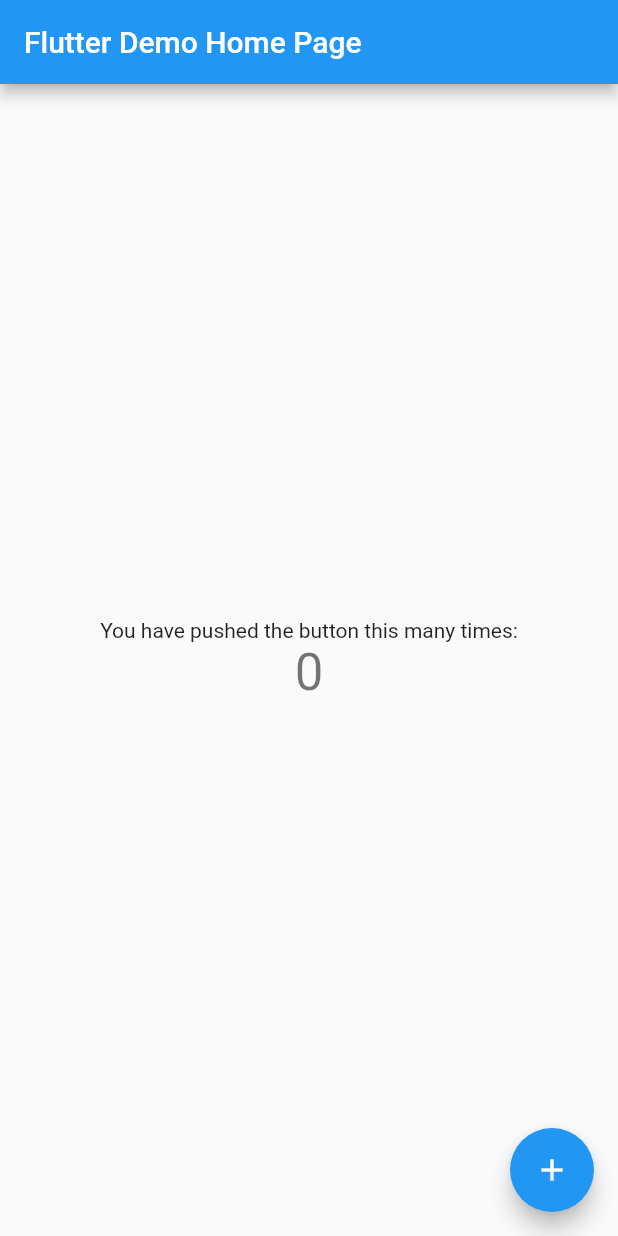
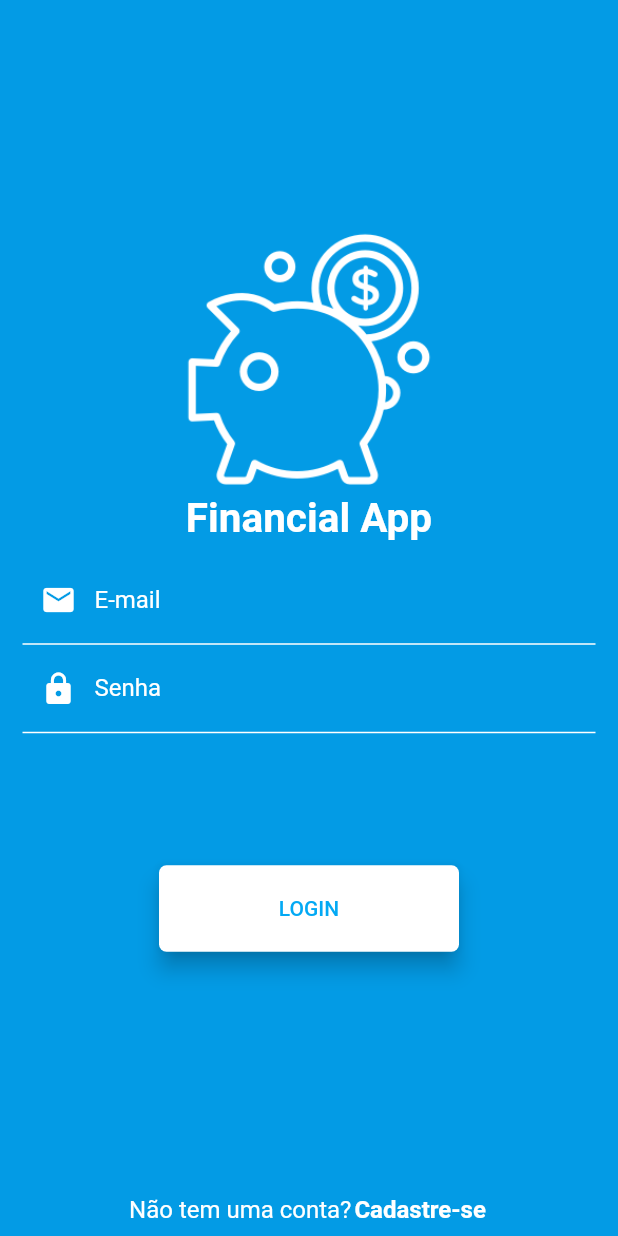
Before and after one commit to felipegabriel1942/personal-expenses-app-flutter, a Flutter app: the screen it shows after launch, on a phone screen of 412 x 824 dp. Run offline on Flutter 3.47's test engine with Material 2 defaults, Android fonts, the phone set to English and light mode, and no system bars.

Commit message:
Finishing layout of login screen

```diff
--- a/lib/main.dart
+++ b/lib/main.dart
@@ -1,117 +1,20 @@
 import 'package:flutter/material.dart';
+import 'package:personal_expenses_app/views/login/login_screen.dart';
 
 void main() {
   runApp(MyApp());
 }
 
 class MyApp extends StatelessWidget {
-  // This widget is the root of your application.
   @override
   Widget build(BuildContext context) {
     return MaterialApp(
       title: 'Flutter Demo',
       theme: ThemeData(
-        // This is the theme of your application.
-        //
-        // Try running your application with "flutter run". You'll see the
-        // application has a blue toolbar. Then, without quitting the app, try
-        // changing the primarySwatch below to Colors.green and then invoke
-        // "hot reload" (press "r" in the console where you ran "flutter run",
-        // or simply save your changes to "hot reload" in a Flutter IDE).
-        // Notice that the counter didn't reset back to zero; the application
-        // is not restarted.
         primarySwatch: Colors.blue,
-        // This makes the visual density adapt to the platform that you run
-        // the app on. For desktop platforms, the controls will be smaller and
-        // closer together (more dense) than on mobile platforms.
         visualDensity: VisualDensity.adaptivePlatformDensity,
       ),
-      home: MyHomePage(title: 'Flutter Demo Home Page'),
+      home: LoginScreen(),
     );
   }
 }
-
-class MyHomePage extends StatefulWidget {
-  MyHomePage({Key key, this.title}) : super(key: key);
-
-  // This widget is the home page of your application. It is stateful, meaning
-  // that it has a State object (defined below) that contains fields that affect
-  // how it looks.
-
-  // This class is the configuration for the state. It holds the values (in this
-  // case the title) provided by the parent (in this case the App widget) and
-  // used by the build method of the State. Fields in a Widget subclass are
-  // always marked "final".
-
-  final String title;
-
-  @override
-  _MyHomePageState createState() => _MyHomePageState();
-}
-
-class _MyHomePageState extends State<MyHomePage> {
-  int _counter = 0;
-
-  void _incrementCounter() {
-    setState(() {
-      // This call to setState tells the Flutter framework that something has
-      // changed in this State, which causes it to rerun the build method below
-      // so that the display can reflect the updated values. If we changed
-      // _counter without calling setState(), then the build method would not be
-      // called again, and so nothing would appear to happen.
-      _counter++;
-    });
-  }
-
-  @override
-  Widget build(BuildContext context) {
-    // This method is rerun every time setState is called, for instance as done
-    // by the _incrementCounter method above.
-    //
-    // The Flutter framework has been optimized to make rerunning build methods
-    // fast, so that you can just rebuild anything that needs updating rather
-    // than having to individually change instances of widgets.
-    return Scaffold(
-      appBar: AppBar(
-        // Here we take the value from the MyHomePage object that was created by
-        // the App.build method, and use it to set our appbar title.
-        title: Text(widget.title),
-      ),
-      body: Center(
-        // Center is a layout widget. It takes a single child and positions it
-        // in the middle of the parent.
-        child: Column(
-          // Column is also a layout widget. It takes a list of children and
-          // arranges them vertically. By default, it sizes itself to fit its
-          // children horizontally, and tries to be as tall as its parent.
-          //
-          // Invoke "debug painting" (press "p" in the console, choose the
-          // "Toggle Debug Paint" action from the Flutter Inspector in Android
-          // Studio, or the "Toggle Debug Paint" command in Visual Studio Code)
-          // to see the wireframe for each widget.
-          //
-          // Column has various properties to control how it sizes itself and
-          // how it positions its children. Here we use mainAxisAlignment to
-          // center the children vertically; the main axis here is the vertical
-          // axis because Columns are vertical (the cross axis would be
-          // horizontal).
-          mainAxisAlignment: MainAxisAlignment.center,
-          children: <Widget>[
-            Text(
-              'You have pushed the button this many times:',
-            ),
-            Text(
-              '$_counter',
-              style: Theme.of(context).textTheme.headline4,
-            ),
-          ],
-        ),
-      ),
-      floatingActionButton: FloatingActionButton(
-        onPressed: _incrementCounter,
-        tooltip: 'Increment',
-        child: Icon(Icons.add),
-      ), // This trailing comma makes auto-formatting nicer for build methods.
-    );
-  }
-}
--- /dev/null
+++ b/lib/views/login/login_screen.dart
@@ -0,0 +1,168 @@
+import 'package:flutter/material.dart';
+
+class LoginScreen extends StatefulWidget {
+  @override
+  _LoginScreenState createState() => _LoginScreenState();
+}
+
+class _LoginScreenState extends State<LoginScreen> {
+  @override
+  Widget build(BuildContext context) {
+    final _availableHeight =
+        MediaQuery.of(context).size.height - MediaQuery.of(context).padding.top;
+
+    bool _isLanscape =
+        MediaQuery.of(context).orientation == Orientation.landscape;
+
+    return Scaffold(
+      backgroundColor: Colors.lightBlue[600],
+      body: SingleChildScrollView(
+        child: Container(
+          padding: const EdgeInsets.symmetric(horizontal: 15.0),
+          child: Column(
+            mainAxisAlignment: MainAxisAlignment.center,
+            children: [
+              Container(
+                width: 180,
+                height: _availableHeight * (_isLanscape ? 0.35 : 0.40),
+                decoration: const BoxDecoration(
+                  image: DecorationImage(
+                    alignment: Alignment.bottomCenter,
+                    image: const AssetImage(
+                      'assets/images/logo.png',
+                    ),
+                  ),
+                ),
+              ),
+              Container(
+                height: _availableHeight * (_isLanscape ? 0.1 : 0.05),
+                child: Text(
+                  'Financial App',
+                  style: TextStyle(
+                    color: Colors.white,
+                    fontSize: 27,
+                    fontWeight: FontWeight.bold,
+                  ),
+                ),
+              ),
+              Container(
+                height: _availableHeight * (_isLanscape ? 0.38 : 0.25),
+                child: Column(
+                  children: [
+                    TextFormField(
+                      style: TextStyle(color: Colors.white),
+                      decoration: InputDecoration(
+                        prefixIcon: Icon(
+                          Icons.email,
+                          color: Colors.white,
+                        ),
+                        labelText: 'E-mail',
+                        labelStyle: TextStyle(
+                          color: Colors.white,
+                        ),
+                        enabledBorder: UnderlineInputBorder(
+                          borderSide: BorderSide(
+                            color: Colors.white,
+                          ),
+                        ),
+                        focusedBorder: UnderlineInputBorder(
+                          borderSide: BorderSide(
+                            color: Colors.white,
+                          ),
+                        ),
+                        border: UnderlineInputBorder(
+                          borderSide: BorderSide(
+                            color: Colors.white,
+                          ),
+                        ),
+                      ),
+                    ),
+                    TextFormField(
+                      style: TextStyle(color: Colors.white),
+                      decoration: InputDecoration(
+                        prefixIcon: Icon(
+                          Icons.lock,
+                          color: Colors.white,
+                        ),
+                        labelText: 'Senha',
+                        labelStyle: TextStyle(
+                          color: Colors.white,
+                        ),
+                        enabledBorder: UnderlineInputBorder(
+                          borderSide: BorderSide(
+                            color: Colors.white,
+                          ),
+                        ),
+                        focusedBorder: UnderlineInputBorder(
+                          borderSide: BorderSide(
+                            color: Colors.white,
+                          ),
+                        ),
+                        border: UnderlineInputBorder(
+                          borderSide: BorderSide(
+                            color: Colors.white,
+                          ),
+                        ),
+                      ),
+                    ),
+                  ],
+                ),
+              ),
+              Container(
+                width: 200,
+                height: _availableHeight * (_isLanscape ? 0.13 : 0.07),
+                child: RaisedButton(
+                  elevation: 6,
+                  onPressed: () {},
+                  color: Colors.white,
+                  shape: RoundedRectangleBorder(
+                    borderRadius: BorderRadius.circular(5),
+                  ),
+                  child: Text(
+                    'LOGIN',
+                    style: TextStyle(
+                      color: Colors.lightBlue,
+                    ),
+                  ),
+                ),
+              ),
+              Container(
+                height: _availableHeight * (_isLanscape ? 0.1 : 0.23),
+                alignment: Alignment.bottomCenter,
+                child: Padding(
+                  padding: const EdgeInsets.symmetric(vertical: 8),
+                  child: Wrap(
+                    alignment: WrapAlignment.center,
+                    children: [
+                      const Text(
+                        'Não tem uma conta?',
+                        style: TextStyle(
+                          fontSize: 16,
+                          color: Colors.white,
+                        ),
+                      ),
+                      Padding(
+                        padding: const EdgeInsets.symmetric(horizontal: 2),
+                        child: GestureDetector(
+                          onTap: () {},
+                          child: Text(
+                            'Cadastre-se',
+                            style: TextStyle(
+                              fontWeight: FontWeight.bold,
+                              color: Colors.white,
+                              fontSize: 16,
+                            ),
+                          ),
+                        ),
+                      )
+                    ],
+                  ),
+                ),
+              ),
+            ],
+          ),
+        ),
+      ),
+    );
+  }
+}
--- a/pubspec.yaml
+++ b/pubspec.yaml
@@ -45,8 +45,8 @@ flutter:
   uses-material-design: true
 
   # To add assets to your application, add an assets section, like this:
-  # assets:
-  #   - images/a_dot_burr.jpeg
+  assets:
+    - assets/images/logo.png
   #   - images/a_dot_ham.jpeg
 
   # An image asset can refer to one or more resolution-specific "variants", see
```
Also changed, not shown: assets/images/logo.png (added).
